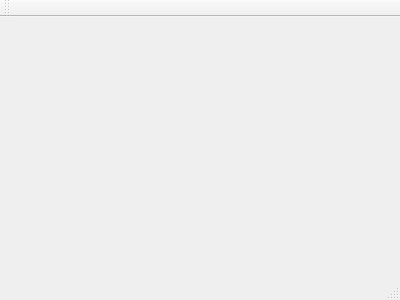
This is Regex/Regex/mainwindow.ui in an-yun/AnyunRegex as Qt 5 draws it before an edit. The edited form follows.
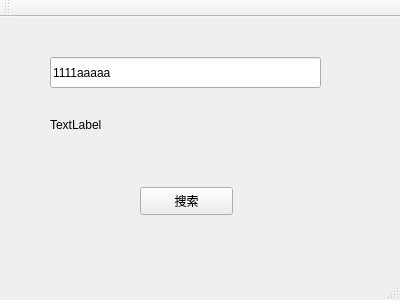
This is the edited form.

```diff
--- a/Regex/Regex/mainwindow.ui
+++ b/Regex/Regex/mainwindow.ui
@@ -12,13 +12,68 @@
   <property name="windowTitle" >
    <string>MainWindow</string>
   </property>
-  <widget class="QMenuBar" name="menuBar" />
-  <widget class="QToolBar" name="mainToolBar" />
-  <widget class="QWidget" name="centralWidget" />
-  <widget class="QStatusBar" name="statusBar" />
+  <widget class="QWidget" name="centralWidget">
+   <widget class="QPushButton" name="search_button">
+    <property name="geometry">
+     <rect>
+      <x>140</x>
+      <y>170</y>
+      <width>93</width>
+      <height>28</height>
+     </rect>
+    </property>
+    <property name="text">
+     <string>搜索</string>
+    </property>
+   </widget>
+   <widget class="QLineEdit" name="search_text">
+    <property name="geometry">
+     <rect>
+      <x>50</x>
+      <y>40</y>
+      <width>271</width>
+      <height>31</height>
+     </rect>
+    </property>
+    <property name="text">
+     <string>1111aaaaa</string>
+    </property>
+   </widget>
+   <widget class="QLabel" name="result_label">
+    <property name="geometry">
+     <rect>
+      <x>50</x>
+      <y>100</y>
+      <width>271</width>
+      <height>16</height>
+     </rect>
+    </property>
+    <property name="text">
+     <string>TextLabel</string>
+    </property>
+   </widget>
+  </widget>
+  <widget class="QMenuBar" name="menuBar">
+   <property name="geometry">
+    <rect>
+     <x>0</x>
+     <y>0</y>
+     <width>400</width>
+     <height>26</height>
+    </rect>
+   </property>
+  </widget>
+  <widget class="QToolBar" name="mainToolBar">
+   <attribute name="toolBarArea">
+    <enum>TopToolBarArea</enum>
+   </attribute>
+   <attribute name="toolBarBreak">
+    <bool>false</bool>
+   </attribute>
+  </widget>
+  <widget class="QStatusBar" name="statusBar"/>
  </widget>
- <layoutDefault spacing="6" margin="11" />
- <pixmapfunction></pixmapfunction>
+ <layoutdefault spacing="6" margin="11"/>
  <resources/>
  <connections/>
 </ui>
```
Left out of the diff: 7 changed lines with no effect on the pictures.
